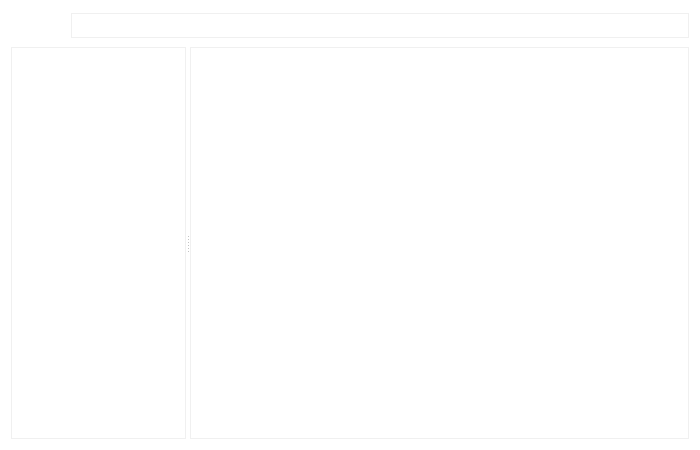
Before: the Qt Designer form widget.ui in Outtaway/ufm, drawn with Qt 5.
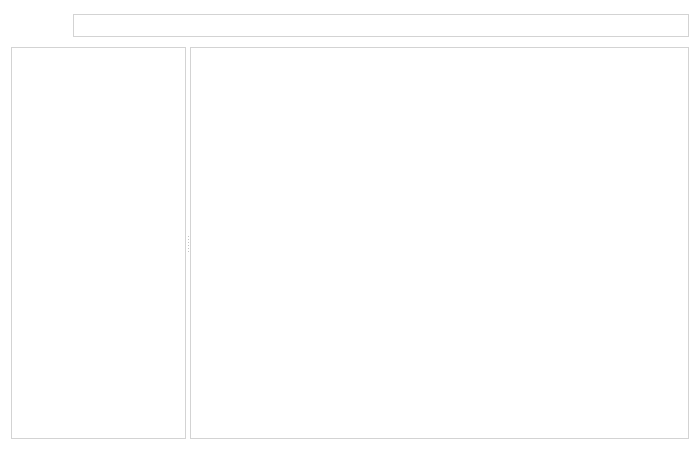
After: the same form once the commit is applied. Icons and pictures are not drawn.

Commit message: Make widgets border more dark

Diff of the .ui file:
```diff
--- a/widget.ui
+++ b/widget.ui
@@ -34,7 +34,7 @@
      <item>
       <layout class="QHBoxLayout" name="horizontalLayout">
        <property name="spacing">
-        <number>0</number>
+        <number>1</number>
        </property>
        <property name="sizeConstraint">
         <enum>QLayout::SetMaximumSize</enum>
@@ -134,11 +134,11 @@
          <property name="maximumSize">
           <size>
            <width>16777215</width>
-           <height>25</height>
+           <height>23</height>
           </size>
          </property>
          <property name="styleSheet">
-          <string notr="true">border: 1px solid #F0F0F0;</string>
+          <string notr="true">border: 1px solid #D3D3D3;</string>
          </property>
          <property name="flow">
           <enum>QListView::LeftToRight</enum>
@@ -183,7 +183,7 @@
        </size>
       </property>
       <property name="styleSheet">
-       <string notr="true">border: 1px solid #F0F0F0;</string>
+       <string notr="true">border: 1px solid #D3D3D3;</string>
       </property>
      </widget>
      <widget class="QListView" name="dir_content">
@@ -194,7 +194,7 @@
        </sizepolicy>
       </property>
       <property name="styleSheet">
-       <string notr="true">border: 1px solid #F0F0F0;</string>
+       <string notr="true">border: 1px solid #D3D3D3;</string>
       </property>
      </widget>
     </widget>
```
Left out of the diff: 4 changed lines with no effect on the pictures.
